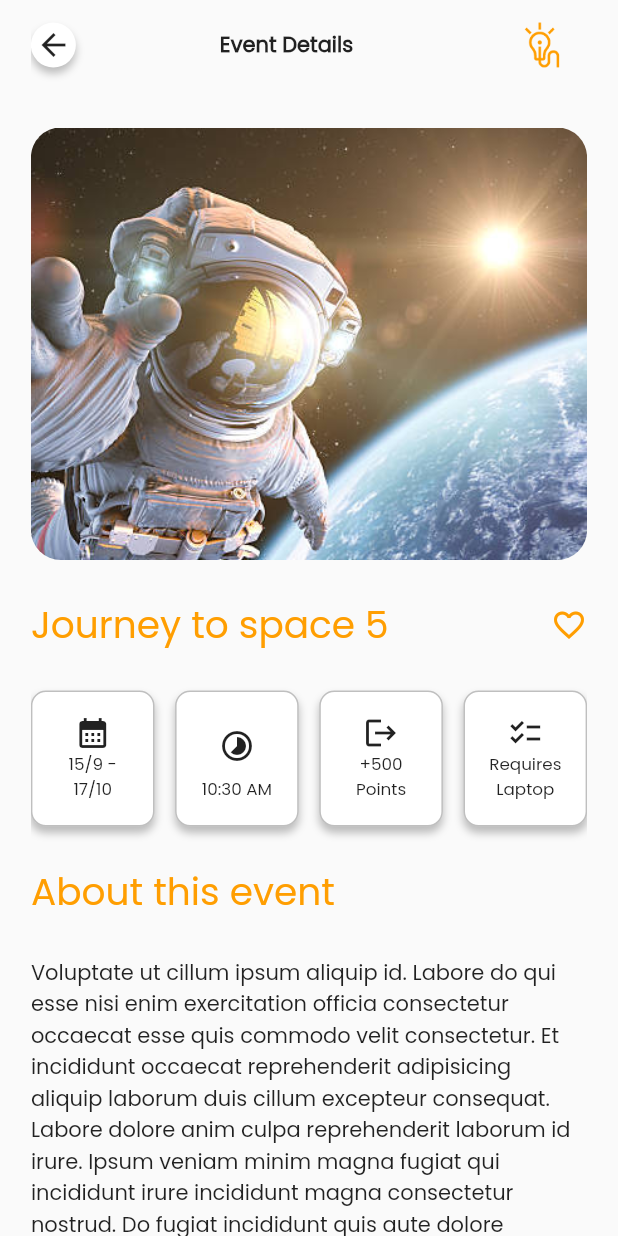
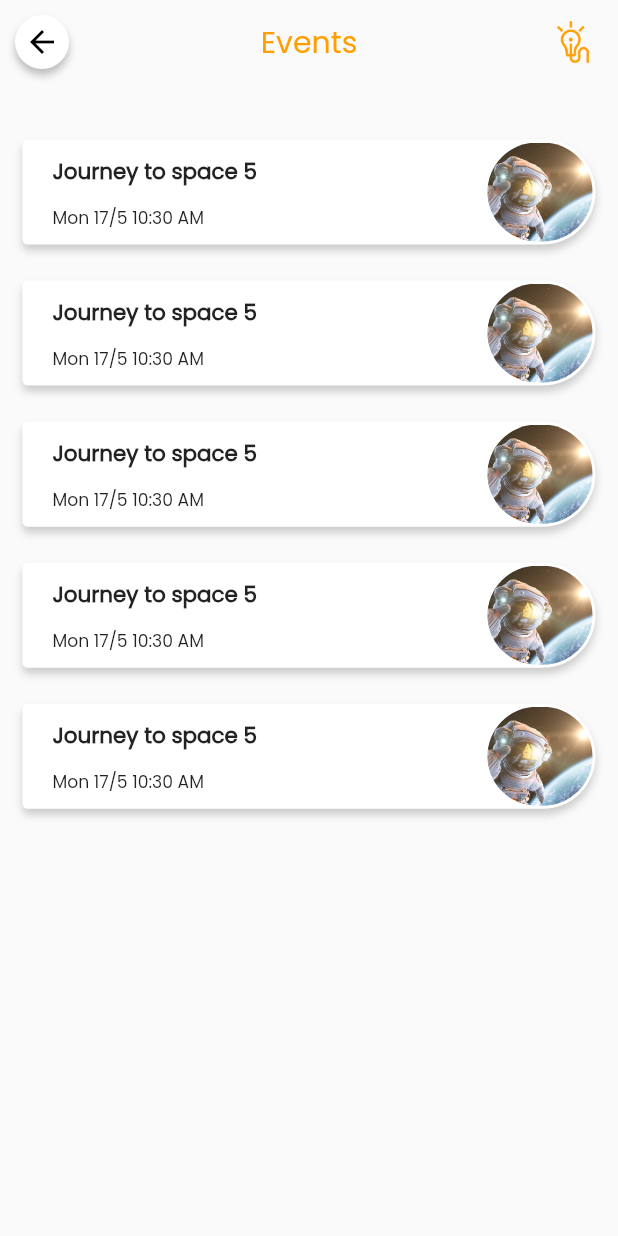
Before and after one commit to axelabbas/isc_app, a Flutter app: the screen it shows after launch, after a tap on "5:34:16", on a phone screen of 412 x 824 dp. Run offline on Flutter 3.47's test engine with Material 2 defaults, Android fonts, the phone set to English and light mode, and no system bars; our stand-ins replace infinite_carousel.

Commit message:
fixed app bar finished events list screen

```diff
--- a/lib/views/screens/coursesScreens/courseDetailsScreen.dart
+++ b/lib/views/screens/coursesScreens/courseDetailsScreen.dart
@@ -1,5 +1,6 @@
 import 'package:flutter/material.dart';
 import 'package:iscapp/models/colorsClass.dart';
+import 'package:iscapp/views/widgets/appBarWidget.dart';
 import 'package:iscapp/views/widgets/workshopsWidgets.dart/courseDetailsWidget.dart';
 
 class courseDetailsScreen extends StatefulWidget {
@@ -13,46 +14,13 @@
   @override
   Widget build(BuildContext context) {
     return Scaffold(
+      appBar: customAppBar(context, "Course Details"),
       body: Padding(
         padding: EdgeInsets.symmetric(
             horizontal: MediaQuery.of(context).size.width * 0.05, vertical: 20),
         child: SingleChildScrollView(
           child: Column(
             children: [
-              Row(
-                mainAxisAlignment: MainAxisAlignment.spaceBetween,
-                children: [
-                  InkWell(
-                    onTap: Navigator.of(context).pop,
-                    child: Container(
-                      height: 30,
-                      width: 30,
-                      decoration: BoxDecoration(
-                          color: Colors.white,
-                          borderRadius: BorderRadius.circular(25),
-                          boxShadow: [
-                            BoxShadow(
-                                spreadRadius: 0,
-                                blurRadius: 4,
-                                offset: Offset(0, 4),
-                                color: Colors.black.withOpacity(0.25))
-                          ]),
-                      child: Icon(Icons.arrow_back),
-                    ),
-                  ),
-                  Text(
-                    "Course Details",
-                    style: TextStyle(
-                      fontWeight: FontWeight.bold,
-                    ),
-                  ),
-                  ImageIcon(
-                    AssetImage("assets/images/logo-on.png"),
-                    color: myColors.primaryColor,
-                    size: 60,
-                  )
-                ],
-              ),
               SizedBox(
                 height: 25,
               ),
--- a/lib/views/screens/eventScreens/eventDetailsScreen.dart
+++ b/lib/views/screens/eventScreens/eventDetailsScreen.dart
@@ -1,5 +1,6 @@
 import 'package:flutter/material.dart';
 import 'package:iscapp/models/colorsClass.dart';
+import 'package:iscapp/views/widgets/appBarWidget.dart';
 import 'package:iscapp/views/widgets/workshopsWidgets.dart/courseDetailsWidget.dart';
 
 class eventDetailsScreen extends StatefulWidget {
@@ -13,6 +14,42 @@
   @override
   Widget build(BuildContext context) {
     return Scaffold(
+      // Row(
+      //           mainAxisAlignment: MainAxisAlignment.spaceBetween,
+      //           children: [
+      //             InkWell(
+      //               onTap: Navigator.of(context).pop,
+      //               child: Container(
+      //                 height: 30,
+      //                 width: 30,
+      //                 decoration: BoxDecoration(
+      //                     color: Colors.white,
+      //                     borderRadius: BorderRadius.circular(25),
+      //                     boxShadow: [
+      //                       BoxShadow(
+      //                           spreadRadius: 0,
+      //                           blurRadius: 4,
+      //                           offset: Offset(0, 4),
+      //                           color: Colors.black.withOpacity(0.25))
+      //                     ]),
+      //                 child: Icon(Icons.arrow_back),
+      //               ),
+      //             ),
+      //             Text(
+      //               "Event Details",
+      //               style: TextStyle(
+      //                 fontWeight: FontWeight.bold,
+      //               ),
+      //             ),
+      //             ImageIcon(
+      //               AssetImage("assets/images/logo-on.png"),
+      //               color: myColors.primaryColor,
+      //               size: 60,
+      //             )
+      //           ],
+      //         ),
+      appBar: customAppBar(context, "Event Details"),
+
       body: Padding(
         padding: EdgeInsets.symmetric(
           horizontal: MediaQuery.of(context).size.width * 0.05,
@@ -20,40 +57,6 @@
         child: SingleChildScrollView(
           child: Column(
             children: [
-              Row(
-                mainAxisAlignment: MainAxisAlignment.spaceBetween,
-                children: [
-                  InkWell(
-                    onTap: Navigator.of(context).pop,
-                    child: Container(
-                      height: 30,
-                      width: 30,
-                      decoration: BoxDecoration(
-                          color: Colors.white,
-                          borderRadius: BorderRadius.circular(25),
-                          boxShadow: [
-                            BoxShadow(
-                                spreadRadius: 0,
-                                blurRadius: 4,
-                                offset: Offset(0, 4),
-                                color: Colors.black.withOpacity(0.25))
-                          ]),
-                      child: Icon(Icons.arrow_back),
-                    ),
-                  ),
-                  Text(
-                    "Event Details",
-                    style: TextStyle(
-                      fontWeight: FontWeight.bold,
-                    ),
-                  ),
-                  ImageIcon(
-                    AssetImage("assets/images/logo-on.png"),
-                    color: myColors.primaryColor,
-                    size: 60,
-                  )
-                ],
-              ),
               SizedBox(
                 height: 25,
               ),
--- /dev/null
+++ b/lib/views/screens/eventScreens/eventsListScreen.dart
@@ -0,0 +1,34 @@
+import 'package:flutter/material.dart';
+import 'package:iscapp/views/widgets/appBarWidget.dart';
+import 'package:iscapp/views/widgets/eventsWidgets/eventCardWidget.dart';
+
+class EventListScreen extends StatefulWidget {
+  const EventListScreen({super.key});
+
+  @override
+  State<EventListScreen> createState() => _EventListScreenState();
+}
+
+class _EventListScreenState extends State<EventListScreen> {
+  @override
+  Widget build(BuildContext context) {
+    return Scaffold(
+      appBar: customAppBar(context, "Events"),
+      body: Column(
+        children: [
+          SizedBox(
+            height: 25,
+          ),
+          ListView.builder(
+            shrinkWrap: true,
+            physics: NeverScrollableScrollPhysics(),
+            itemCount: 5, // Replace with your actual item count
+            itemBuilder: (context, index) {
+              return eventCardWidget();
+            },
+          ),
+        ],
+      ),
+    );
+  }
+}
--- a/lib/views/screens/homeScreens/homeScreen.dart
+++ b/lib/views/screens/homeScreens/homeScreen.dart
@@ -1,5 +1,6 @@
 import 'package:flutter/material.dart';
 import 'package:iscapp/views/screens/eventScreens/eventDetailsScreen.dart';
+import 'package:iscapp/views/screens/eventScreens/eventsListScreen.dart';
 import 'package:iscapp/views/widgets/appBarWidget.dart';
 import 'package:iscapp/views/widgets/homeWidgets/topicGridWidget.dart';
 import 'package:iscapp/views/widgets/homeWidgets/topicWidget.dart';
@@ -33,10 +34,8 @@
             ),
             InkWell(
               onTap: () {
-                Navigator.push(
-                    context,
-                    MaterialPageRoute(
-                        builder: (context) => eventDetailsScreen()));
+                Navigator.push(context,
+                    MaterialPageRoute(builder: (context) => EventListScreen()));
               },
               child: mainEventWidget("Journey to space 5", "Mon 17/5",
                   "5:34:16", "assets/images/spaceman.jpg", context),
--- a/lib/views/screens/projectScreens/projectDetailsScreen.dart
+++ b/lib/views/screens/projectScreens/projectDetailsScreen.dart
@@ -33,10 +33,10 @@
   @override
   Widget build(BuildContext context) {
     return Scaffold(
+      appBar: customAppBar(context, "Project Details"),
       body: SingleChildScrollView(
         child: Column(
           children: [
-            appBarWidget("Project Details"),
             Row(
               mainAxisAlignment: MainAxisAlignment.spaceBetween,
               children: [
--- a/lib/views/widgets/appBarWidget.dart
+++ b/lib/views/widgets/appBarWidget.dart
@@ -1,5 +1,45 @@
 import 'package:flutter/material.dart';
 import 'package:iscapp/models/colorsClass.dart';
+
+customAppBar(context, title) {
+  return AppBar(
+    backgroundColor: Colors.transparent,
+    elevation: 0,
+    centerTitle: true,
+    actions: [
+      ImageIcon(
+        AssetImage("assets/images/logo-on.png"),
+        color: myColors.primaryColor,
+        size: 60,
+      )
+    ],
+    leading: InkWell(
+      onTap: Navigator.of(context).pop,
+      child: Container(
+        margin: EdgeInsets.all(10),
+        width: 30,
+        decoration: BoxDecoration(
+            color: Colors.white,
+            borderRadius: BorderRadius.circular(25),
+            boxShadow: [
+              BoxShadow(
+                  spreadRadius: 0,
+                  blurRadius: 4,
+                  offset: Offset(0, 4),
+                  color: Colors.black.withOpacity(0.25))
+            ]),
+        child: Icon(
+          Icons.arrow_back,
+          color: Colors.black,
+        ),
+      ),
+    ),
+    title: Text(
+      title,
+      style: TextStyle(color: myColors.primaryColor),
+    ),
+  );
+}
 
 appBarWidget(title) {
   return Row(
--- /dev/null
+++ b/lib/views/widgets/eventsWidgets/eventCardWidget.dart
@@ -0,0 +1,93 @@
+import 'package:flutter/material.dart';
+import 'package:iscapp/views/screens/coursesScreens/coursesScreen.dart';
+import 'package:iscapp/views/screens/eventScreens/eventDetailsScreen.dart';
+
+class eventCardWidget extends StatefulWidget {
+  const eventCardWidget({super.key});
+
+  @override
+  State<eventCardWidget> createState() => _eventCardWidgetState();
+}
+
+class _eventCardWidgetState extends State<eventCardWidget> {
+  @override
+  Widget build(BuildContext context) {
+    return InkWell(
+      onTap: () {
+        Navigator.push(context,
+            MaterialPageRoute(builder: (context) => eventDetailsScreen()));
+      },
+      child: Container(
+        height: MediaQuery.of(context).size.width * 0.17,
+        margin: EdgeInsets.symmetric(vertical: 12, horizontal: 15),
+        decoration: BoxDecoration(
+          color: Colors.white,
+          borderRadius: BorderRadius.only(
+            topLeft: Radius.circular(10),
+            bottomLeft: Radius.circular(10),
+            topRight: Radius.circular(100),
+            bottomRight: Radius.circular(100),
+          ),
+          boxShadow: [
+            BoxShadow(
+              color: Colors.grey.withOpacity(0.5),
+              spreadRadius: 0,
+              blurRadius: 4,
+              offset: Offset(0, 4), // changes position of shadow
+            ),
+          ],
+        ),
+        child: Row(
+          mainAxisAlignment: MainAxisAlignment.spaceBetween,
+          children: [
+            Container(
+              padding: EdgeInsets.only(left: 20, top: 10, bottom: 10),
+              child: Container(
+                width: MediaQuery.of(context).size.width * 0.5,
+                child: Column(
+                    mainAxisAlignment: MainAxisAlignment.spaceBetween,
+                    crossAxisAlignment: CrossAxisAlignment.start,
+                    children: [
+                      Text("Journey to space 5",
+                          maxLines: 4,
+                          overflow: TextOverflow.ellipsis,
+                          textAlign: TextAlign.justify,
+                          style: TextStyle(
+                              fontSize: AdaptiveTextSize()
+                                  .getadaptiveTextSize(context, 25),
+                              fontWeight: FontWeight.bold)),
+                      Row(
+                        children: [
+                          Text("Mon 17/5 10:30 AM",
+                              maxLines: 2,
+                              overflow: TextOverflow.ellipsis,
+                              textAlign: TextAlign.justify,
+                              style: TextStyle(
+                                  fontSize: AdaptiveTextSize()
+                                      .getadaptiveTextSize(context, 20),
+                                  fontWeight: FontWeight.w400)),
+                        ],
+                      ),
+                    ]),
+              ),
+            ),
+            SizedBox(
+              width: 10,
+            ),
+            Container(
+              margin: EdgeInsets.only(right: 2, top: 2, bottom: 2),
+              height: MediaQuery.of(context).size.width * 0.17,
+              width: MediaQuery.of(context).size.width * 0.17,
+              decoration: BoxDecoration(
+                  image: DecorationImage(
+                    image: AssetImage("assets/images/spaceman.jpg"),
+                    fit: BoxFit.cover,
+                  ),
+                  borderRadius: BorderRadius.circular(100)),
+            ),
+          ],
+        ),
+      ),
+    );
+  }
+}
```
